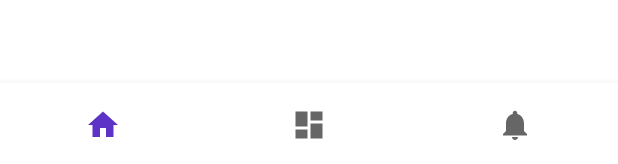
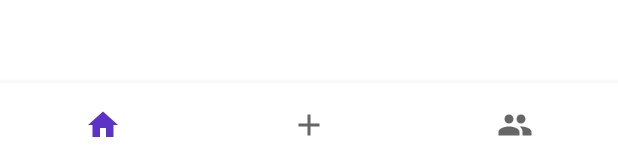
Before and after one commit to annakim93/ada-c14-capstone, an Android app: the layout activity_main.xml on its own in the app's theme, with its tools: preview values and no code run, on a phone screen of 412 x 824 dp. Shown: the part 1069-1233 px from the top of the screen. Run offline under Robolectric (Android 15) with nearby library versions, the phone set to English and light mode, and no system bars.

Commit message:
changed bottom nav buttons

```diff
--- /dev/null
+++ b/app/src/main/res/drawable/add.xml
@@ -0,0 +1,10 @@
+<vector xmlns:android="http://schemas.android.com/apk/res/android"
+    android:width="24dp"
+    android:height="24dp"
+    android:viewportWidth="24"
+    android:viewportHeight="24"
+    android:tint="?attr/colorControlNormal">
+  <path
+      android:fillColor="@android:color/white"
+      android:pathData="M19,13h-6v6h-2v-6H5v-2h6V5h2v6h6v2z"/>
+</vector>
--- /dev/null
+++ b/app/src/main/res/drawable/group.xml
@@ -0,0 +1,10 @@
+<vector xmlns:android="http://schemas.android.com/apk/res/android"
+    android:width="24dp"
+    android:height="24dp"
+    android:viewportWidth="24"
+    android:viewportHeight="24"
+    android:tint="?attr/colorControlNormal">
+  <path
+      android:fillColor="@android:color/white"
+      android:pathData="M16,11c1.66,0 2.99,-1.34 2.99,-3S17.66,5 16,5c-1.66,0 -3,1.34 -3,3s1.34,3 3,3zM8,11c1.66,0 2.99,-1.34 2.99,-3S9.66,5 8,5C6.34,5 5,6.34 5,8s1.34,3 3,3zM8,13c-2.33,0 -7,1.17 -7,3.5L1,19h14v-2.5c0,-2.33 -4.67,-3.5 -7,-3.5zM16,13c-0.29,0 -0.62,0.02 -0.97,0.05 1.16,0.84 1.97,1.97 1.97,3.45L17,19h6v-2.5c0,-2.33 -4.67,-3.5 -7,-3.5z"/>
+</vector>
--- a/app/src/main/res/menu/bottom_nav_menu.xml
+++ b/app/src/main/res/menu/bottom_nav_menu.xml
@@ -7,13 +7,13 @@
         android:title="@string/title_home" />
 
     <item
-        android:id="@+id/navigation_dashboard"
-        android:icon="@drawable/ic_dashboard_black_24dp"
-        android:title="@string/title_dashboard" />
+        android:id="@+id/navigation_add"
+        android:icon="@drawable/add"
+        android:title="@string/title_add" />
 
     <item
-        android:id="@+id/navigation_notifications"
-        android:icon="@drawable/ic_notifications_black_24dp"
-        android:title="@string/title_notifications" />
+        android:id="@+id/navigation_contacts"
+        android:icon="@drawable/group"
+        android:title="@string/title_contacts" />
 
 </menu>
--- a/app/src/main/res/values/strings.xml
+++ b/app/src/main/res/values/strings.xml
@@ -1,6 +1,6 @@
 <resources>
     <string name="app_name">AdaCapstone</string>
     <string name="title_home">Home</string>
-    <string name="title_dashboard">Dashboard</string>
-    <string name="title_notifications">Notifications</string>
+    <string name="title_add">Add New Image</string>
+    <string name="title_contacts">Contacts</string>
 </resources>
```
